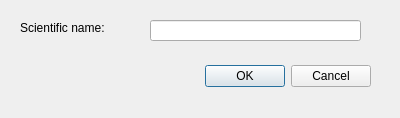
Before: the Qt Designer form GBIFOccurrences/qgis_occurrences_dialog_base.ui in BelgianBiodiversityPlatform/qgis-gbif-api, drawn with Qt 5.
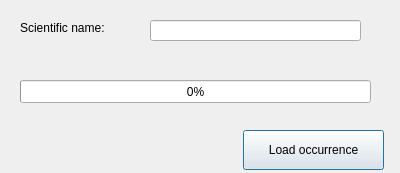
After: the same form once the commit is applied.

Commit message: Basic progress bar while loading occurrences...

```diff
--- a/GBIFOccurrences/qgis_occurrences_dialog_base.ui
+++ b/GBIFOccurrences/qgis_occurrences_dialog_base.ui
@@ -7,28 +7,12 @@
     <x>0</x>
     <y>0</y>
     <width>400</width>
-    <height>118</height>
+    <height>173</height>
    </rect>
   </property>
   <property name="windowTitle">
    <string>GBIF Occurrences</string>
   </property>
-  <widget class="QDialogButtonBox" name="button_box">
-   <property name="geometry">
-    <rect>
-     <x>30</x>
-     <y>60</y>
-     <width>341</width>
-     <height>32</height>
-    </rect>
-   </property>
-   <property name="orientation">
-    <enum>Qt::Horizontal</enum>
-   </property>
-   <property name="standardButtons">
-    <set>QDialogButtonBox::Cancel|QDialogButtonBox::Ok</set>
-   </property>
-  </widget>
   <widget class="QLineEdit" name="scientific_name">
    <property name="geometry">
     <rect>
@@ -52,6 +36,32 @@
     <string>Scientific name:</string>
    </property>
   </widget>
+  <widget class="QProgressBar" name="progressBar">
+   <property name="geometry">
+    <rect>
+     <x>20</x>
+     <y>80</y>
+     <width>351</width>
+     <height>23</height>
+    </rect>
+   </property>
+   <property name="value">
+    <number>0</number>
+   </property>
+  </widget>
+  <widget class="QPushButton" name="loadButton">
+   <property name="geometry">
+    <rect>
+     <x>243</x>
+     <y>130</y>
+     <width>141</width>
+     <height>40</height>
+    </rect>
+   </property>
+   <property name="text">
+    <string>Load occurrence</string>
+   </property>
+  </widget>
  </widget>
  <resources/>
  <connections>
```
Left out of the diff: 35 changed lines with no effect on the pictures. The commit also changes 4 other files.
